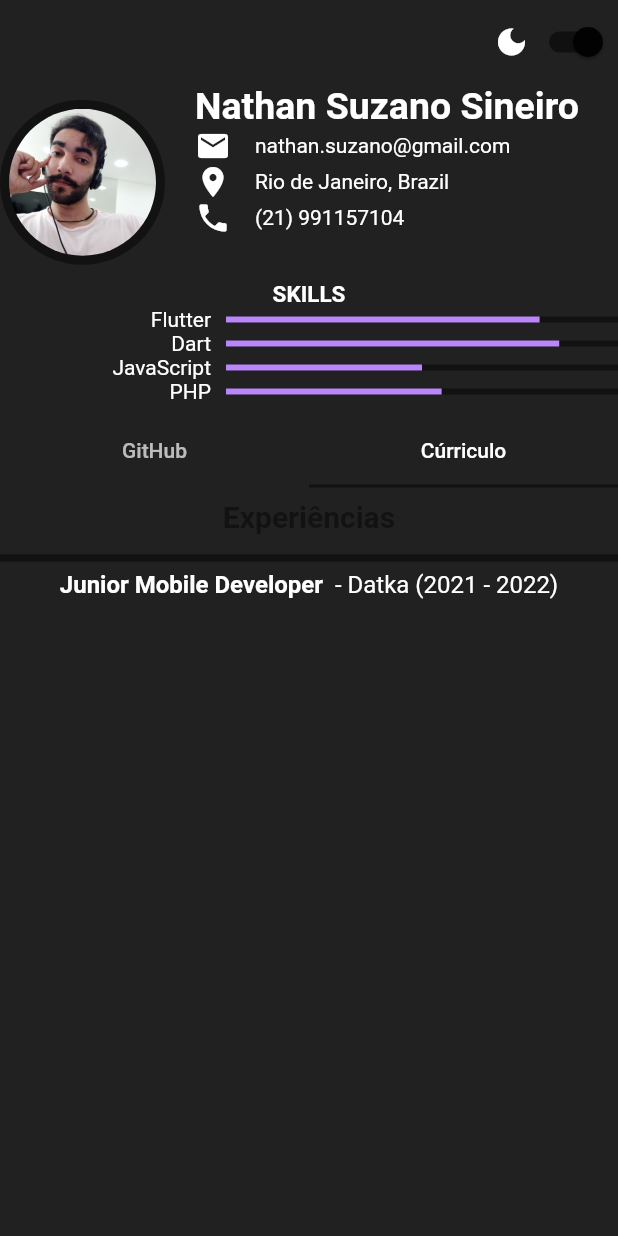
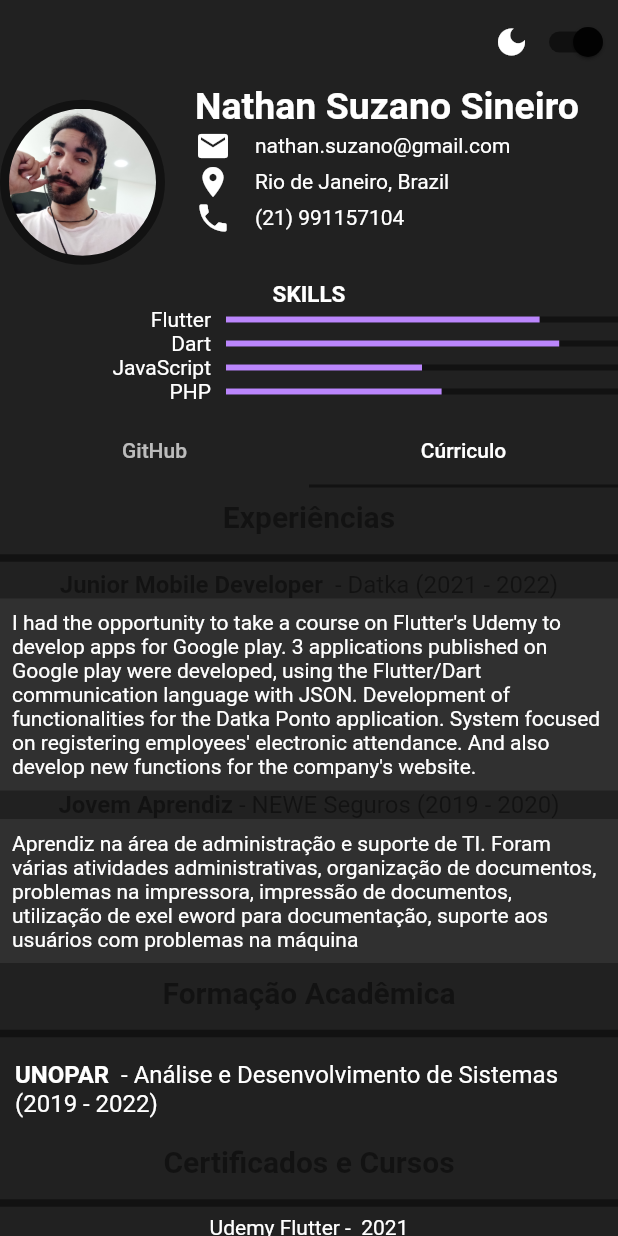
Before and after one commit to Mukai500/app_novo, a Flutter app: the screen it shows after launch, tab 2 chosen, on a phone screen of 412 x 824 dp. Run offline on Flutter 3.47's test engine with Material 2 defaults, Android fonts, the phone set to English and light mode, and no system bars; network calls fail.

Commit message:
Mudado a cor dos temas.
Melhorado a lista com o currículo.

```diff
--- a/lib/lista_repositorio.dart
+++ b/lib/lista_repositorio.dart
@@ -174,7 +174,8 @@ class ListRepository extends StatelessWidget {
                   ),
                 ),
               ),
-              Container(
+              SingleChildScrollView(
+                child: Container(
                   child: Column(
                     children: [
                       Padding(
@@ -188,7 +189,8 @@ class ListRepository extends StatelessWidget {
                         ),
                       ),
                       Divider(
-                        thickness: 5, color: Theme.of(context).backgroundColor),
+                          thickness: 5,
+                          color: Theme.of(context).backgroundColor),
                       RichText(
                           text: TextSpan(
                               text: "",
@@ -196,10 +198,93 @@ class ListRepository extends StatelessWidget {
                               children: [
                             TextSpan(
                                 text: "Junior Mobile Developer ",
-                              style: TextStyle(fontWeight: FontWeight.bold)),
-                          TextSpan(text: " - Datka (2021 - 2022)"),
-                        ]))
+                                style: TextStyle(
+                                    color: Theme.of(context).backgroundColor,
+                                    fontWeight: FontWeight.bold)),
+                            TextSpan(
+                                text: " - Datka (2021 - 2022)",
+                                style: TextStyle(
+                                    color: Theme.of(context).backgroundColor)),
+                          ])),
+                      Center(
+                        child: Container(
+                          padding: const EdgeInsets.all(8.0),
+                          color: Theme.of(context).canvasColor,
+                          child: Text(
+                              "I had the opportunity to take a course on Flutter's Udemy to develop apps for Google play. 3 applications published on Google play were developed, using the Flutter/Dart communication language with JSON. Development of functionalities for the Datka Ponto application. System focused on registering employees' electronic attendance. And also develop new functions for the company's website."),
+                        ),
+                      ),
+                      RichText(
+                          text: TextSpan(
+                              text: "",
+                              style: TextStyle(fontSize: 16),
+                              children: [
+                            TextSpan(
+                                text: "Jovem Aprendiz",
+                                style: TextStyle(
+                                    color: Theme.of(context).backgroundColor,
+                                    fontWeight: FontWeight.bold)),
+                            TextSpan(
+                                text: " - NEWE Seguros (2019 - 2020)",
+                                style: TextStyle(
+                                    color: Theme.of(context).backgroundColor)),
+                          ])),
+                      Center(
+                        child: Container(
+                          padding: EdgeInsets.all(8.0),
+                          color: Theme.of(context).canvasColor,
+                          child: Text(
+                              "Aprendiz na área de administração e suporte de TI. Foram várias atividades administrativas, organização de documentos, problemas na impressora, impressão de documentos, utilização de exel eword para documentação, suporte aos usuários com problemas na máquina"),
+                        ),
+                      ),
+                      Padding(
+                        padding: const EdgeInsets.all(8.0),
+                        child: Text(
+                          "Formação Acadêmica",
+                          style: TextStyle(
+                              fontWeight: FontWeight.bold,
+                              fontSize: 20,
+                              color: Theme.of(context).backgroundColor),
+                        ),
+                      ),
+                      Divider(
+                          thickness: 5,
+                          color: Theme.of(context).backgroundColor),
+                      Padding(
+                        padding: const EdgeInsets.all(10.0),
+                        child: RichText(
+                            text: TextSpan(
+                                text: "",
+                                style: TextStyle(fontSize: 16),
+                                children: [
+                              TextSpan(
+                                  text: "UNOPAR ",
+                                  style:
+                                      TextStyle(fontWeight: FontWeight.bold)),
+                              TextSpan(
+                                  text:
+                                      " - Análise e Desenvolvimento de Sistemas (2019 - 2022)"),
+                            ])),
+                      ),
+                      Padding(
+                        padding: const EdgeInsets.all(8.0),
+                        child: Text(
+                          "Certificados e Cursos",
+                          style: TextStyle(
+                              fontWeight: FontWeight.bold,
+                              fontSize: 20,
+                              color: Theme.of(context).backgroundColor),
+                        ),
+                      ),
+                      Divider(
+                          thickness: 5,
+                          color: Theme.of(context).backgroundColor),
+                      Text("Udemy Flutter -  2021"),
+                      Text("Curso Técnico Senac -  2017"),
+                      Text("Curso Montagem e Manutenção -  2015"),
+                      Text("FIRJAN SENAI -  2016"),
                     ],
+                  ),
                 ),
               ),
             ]),
--- a/lib/providers/theme_provider.dart
+++ b/lib/providers/theme_provider.dart
@@ -15,14 +15,14 @@ class MyTheme {
   static final darkTheme = ThemeData(
       backgroundColor: Color(0xffbb86fc),
       scaffoldBackgroundColor: Colors.grey.shade900,
-      primaryColor: Colors.black,
+      primaryColor: Colors.black38,
       iconTheme: IconThemeData(color: Colors.white),
       colorScheme: ColorScheme.dark(secondary: Colors.black87));
 
   static final lightTheme = ThemeData(
       backgroundColor: Color(0xff6200ee),
       scaffoldBackgroundColor: Colors.white,
-      primaryColor: Colors.white,
+      primaryColor: Colors.white38,
       iconTheme: IconThemeData(color: Colors.black),
       colorScheme: ColorScheme.light());
 }
```
Lines whose indentation alone changed are shown as unchanged.
